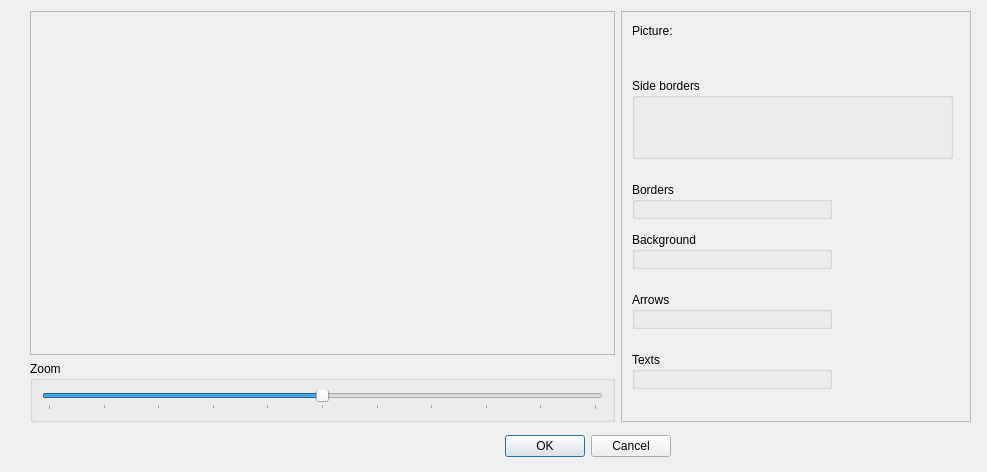
Old version of the form Dialogs/Systems/dialogsystemwindowskin.ui in the repository RPG-Paper-Maker/RPG-Paper-Maker.
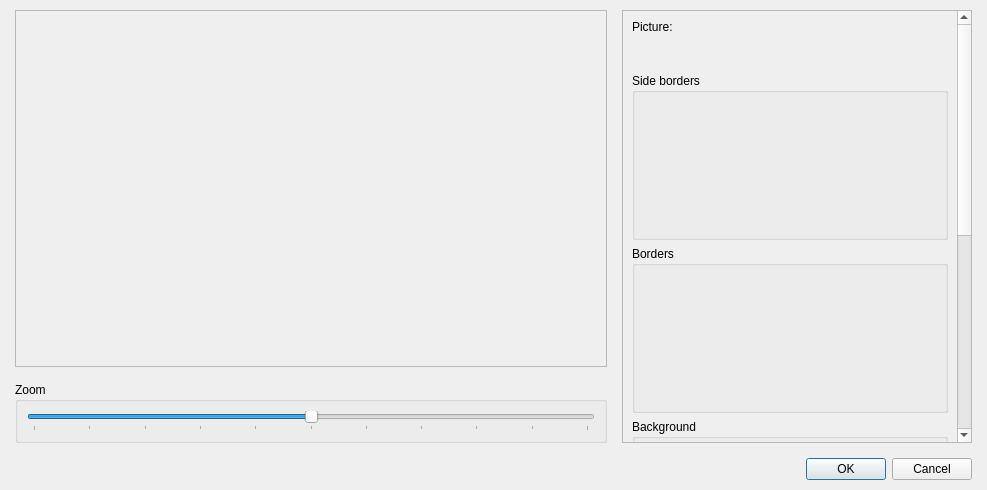
New version of the form. Custom widgets are drawn as their Qt base class.

Commit message: WindowSkins dialog

The edit to the form file:
```diff
--- a/Dialogs/Systems/dialogsystemwindowskin.ui
+++ b/Dialogs/Systems/dialogsystemwindowskin.ui
@@ -7,38 +7,32 @@
     <x>0</x>
     <y>0</y>
     <width>987</width>
-    <height>472</height>
+    <height>490</height>
    </rect>
   </property>
   <property name="windowTitle">
    <string>Window skin...</string>
   </property>
-  <widget class="QDialogButtonBox" name="buttonBox">
-   <property name="geometry">
-    <rect>
-     <x>330</x>
-     <y>430</y>
-     <width>341</width>
-     <height>32</height>
-    </rect>
+  <layout class="QVBoxLayout" name="verticalLayout_10">
+   <property name="leftMargin">
+    <number>15</number>
    </property>
-   <property name="orientation">
-    <enum>Qt::Horizontal</enum>
+   <property name="topMargin">
+    <number>10</number>
    </property>
-   <property name="standardButtons">
-    <set>QDialogButtonBox::Cancel|QDialogButtonBox::Ok</set>
+   <property name="rightMargin">
+    <number>15</number>
    </property>
-  </widget>
-  <widget class="QWidget" name="layoutWidget">
-   <property name="geometry">
-    <rect>
-     <x>30</x>
-     <y>11</y>
-     <width>941</width>
-     <height>411</height>
-    </rect>
+   <property name="bottomMargin">
+    <number>10</number>
    </property>
-   <layout class="QHBoxLayout" name="horizontalLayout">
+   <item>
+    <layout class="QVBoxLayout" name="verticalLayout_8">
+     <property name="spacing">
+      <number>15</number>
+     </property>
+     <item>
+      <layout class="QHBoxLayout" name="horizontalLayout_2" stretch="1,0">
     <item>
      <layout class="QVBoxLayout" name="verticalLayout" stretch="1,0">
       <item>
@@ -51,11 +45,31 @@
           <rect>
            <x>0</x>
            <y>0</y>
-           <width>579</width>
-           <height>335</height>
-          </rect>
-         </property>
-         <layout class="QGridLayout" name="gridLayout">
+              <width>593</width>
+              <height>352</height>
+             </rect>
+            </property>
+            <layout class="QGridLayout" name="gridLayout_9">
+             <property name="leftMargin">
+              <number>0</number>
+             </property>
+             <property name="topMargin">
+              <number>0</number>
+             </property>
+             <property name="rightMargin">
+              <number>0</number>
+             </property>
+             <property name="bottomMargin">
+              <number>0</number>
+             </property>
+             <property name="spacing">
+              <number>0</number>
+             </property>
+             <item row="0" column="0">
+              <layout class="QGridLayout" name="gridLayout" columnstretch="1,0">
+               <property name="spacing">
+                <number>0</number>
+               </property>
           <item row="0" column="0">
            <widget class="WidgetShowPicture" name="widgetShowPicture" native="true">
             <property name="minimumSize">
@@ -72,6 +86,34 @@
             </property>
            </widget>
           </item>
+               <item row="0" column="1">
+                <spacer name="horizontalSpacer_2">
+                 <property name="orientation">
+                  <enum>Qt::Horizontal</enum>
+                 </property>
+                 <property name="sizeHint" stdset="0">
+                  <size>
+                   <width>108</width>
+                   <height>288</height>
+                  </size>
+                 </property>
+                </spacer>
+               </item>
+               <item row="1" column="0" colspan="2">
+                <spacer name="verticalSpacer">
+                 <property name="orientation">
+                  <enum>Qt::Vertical</enum>
+                 </property>
+                 <property name="sizeHint" stdset="0">
+                  <size>
+                   <width>558</width>
+                   <height>40</height>
+                  </size>
+                 </property>
+                </spacer>
+               </item>
+              </layout>
+             </item>
          </layout>
         </widget>
        </widget>
@@ -143,125 +185,416 @@
         <rect>
          <x>0</x>
          <y>0</y>
-         <width>348</width>
-         <height>407</height>
-        </rect>
-       </property>
-       <widget class="QGroupBox" name="groupBox">
-        <property name="geometry">
-         <rect>
-          <x>10</x>
-          <y>66</y>
-          <width>321</width>
-          <height>81</height>
-         </rect>
-        </property>
-        <property name="title">
-         <string>Side borders</string>
-        </property>
-        <widget class="WidgetSelectRect" name="widgetSelectRectTopLeft" native="true">
-         <property name="geometry">
-          <rect>
-           <x>20</x>
-           <y>30</y>
-           <width>281</width>
-           <height>27</height>
-          </rect>
-         </property>
-        </widget>
-       </widget>
+            <width>334</width>
+            <height>861</height>
+           </rect>
+          </property>
+          <layout class="QGridLayout" name="gridLayout_8">
+           <item row="0" column="0">
+            <layout class="QVBoxLayout" name="verticalLayout_7">
+             <item>
        <widget class="QLabel" name="label">
-        <property name="geometry">
-         <rect>
-          <x>10</x>
-          <y>10</y>
-          <width>53</width>
-          <height>17</height>
-         </rect>
-        </property>
         <property name="text">
          <string>Picture:</string>
         </property>
        </widget>
+             </item>
+             <item>
        <widget class="WidgetPicture" name="widgetPicture" native="true">
-        <property name="geometry">
-         <rect>
-          <x>10</x>
-          <y>33</y>
+               <property name="minimumSize">
+                <size>
           <width>200</width>
           <height>27</height>
-         </rect>
-        </property>
-        <property name="minimumSize">
+                </size>
+               </property>
+               <property name="maximumSize">
          <size>
           <width>200</width>
           <height>27</height>
          </size>
         </property>
+              </widget>
+             </item>
+             <item>
+              <widget class="QGroupBox" name="groupBoxSideBorders">
+               <property name="title">
+                <string>Side borders</string>
+               </property>
+               <layout class="QGridLayout" name="gridLayout_2">
+                <item row="0" column="0">
+                 <layout class="QVBoxLayout" name="verticalLayout_2">
+                  <item>
+                   <widget class="WidgetSelectRect" name="widgetSelectRectTopLeft" native="true">
+                    <property name="minimumSize">
+                     <size>
+                      <width>0</width>
+                      <height>27</height>
+                     </size>
+                    </property>
         <property name="maximumSize">
          <size>
-          <width>200</width>
+                      <width>16777215</width>
           <height>27</height>
          </size>
         </property>
        </widget>
-       <widget class="QGroupBox" name="groupBox_2">
-        <property name="geometry">
-         <rect>
-          <x>10</x>
-          <y>170</y>
-          <width>200</width>
-          <height>37</height>
-         </rect>
-        </property>
+                  </item>
+                  <item>
+                   <widget class="WidgetSelectRect" name="widgetSelectRectTopRight" native="true">
+                    <property name="minimumSize">
+                     <size>
+                      <width>0</width>
+                      <height>27</height>
+                     </size>
+                    </property>
+                    <property name="maximumSize">
+                     <size>
+                      <width>16777215</width>
+                      <height>27</height>
+                     </size>
+                    </property>
+                   </widget>
+                  </item>
+                  <item>
+                   <widget class="WidgetSelectRect" name="widgetSelectRectBotLeft" native="true">
+                    <property name="minimumSize">
+                     <size>
+                      <width>0</width>
+                      <height>27</height>
+                     </size>
+                    </property>
+                    <property name="maximumSize">
+                     <size>
+                      <width>16777215</width>
+                      <height>27</height>
+                     </size>
+                    </property>
+                   </widget>
+                  </item>
+                  <item>
+                   <widget class="WidgetSelectRect" name="widgetSelectRectBotRight" native="true">
+                    <property name="minimumSize">
+                     <size>
+                      <width>0</width>
+                      <height>27</height>
+                     </size>
+                    </property>
+                    <property name="maximumSize">
+                     <size>
+                      <width>16777215</width>
+                      <height>27</height>
+                     </size>
+                    </property>
+                   </widget>
+                  </item>
+                 </layout>
+                </item>
+               </layout>
+              </widget>
+             </item>
+             <item>
+              <widget class="QGroupBox" name="groupBoxBorders">
         <property name="title">
          <string>Borders</string>
         </property>
-       </widget>
-       <widget class="QGroupBox" name="groupBox_3">
-        <property name="geometry">
-         <rect>
-          <x>10</x>
-          <y>220</y>
-          <width>200</width>
-          <height>37</height>
-         </rect>
-        </property>
+               <layout class="QGridLayout" name="gridLayout_3">
+                <item row="0" column="0">
+                 <layout class="QVBoxLayout" name="verticalLayout_3">
+                  <item>
+                   <widget class="WidgetSelectRect" name="widgetSelectRectLeft" native="true">
+                    <property name="minimumSize">
+                     <size>
+                      <width>0</width>
+                      <height>27</height>
+                     </size>
+                    </property>
+                    <property name="maximumSize">
+                     <size>
+                      <width>16777215</width>
+                      <height>27</height>
+                     </size>
+                    </property>
+                   </widget>
+                  </item>
+                  <item>
+                   <widget class="WidgetSelectRect" name="widgetSelectRectRight" native="true">
+                    <property name="minimumSize">
+                     <size>
+                      <width>0</width>
+                      <height>27</height>
+                     </size>
+                    </property>
+                    <property name="maximumSize">
+                     <size>
+                      <width>16777215</width>
+                      <height>27</height>
+                     </size>
+                    </property>
+                   </widget>
+                  </item>
+                  <item>
+                   <widget class="WidgetSelectRect" name="widgetSelectRectTop" native="true">
+                    <property name="minimumSize">
+                     <size>
+                      <width>0</width>
+                      <height>27</height>
+                     </size>
+                    </property>
+                    <property name="maximumSize">
+                     <size>
+                      <width>16777215</width>
+                      <height>27</height>
+                     </size>
+                    </property>
+                   </widget>
+                  </item>
+                  <item>
+                   <widget class="WidgetSelectRect" name="widgetSelectRectBot" native="true">
+                    <property name="minimumSize">
+                     <size>
+                      <width>0</width>
+                      <height>27</height>
+                     </size>
+                    </property>
+                    <property name="maximumSize">
+                     <size>
+                      <width>16777215</width>
+                      <height>27</height>
+                     </size>
+                    </property>
+                   </widget>
+                  </item>
+                 </layout>
+                </item>
+               </layout>
+              </widget>
+             </item>
+             <item>
+              <widget class="QGroupBox" name="groupBoxBackground">
         <property name="title">
          <string>Background</string>
         </property>
-       </widget>
-       <widget class="QGroupBox" name="groupBox_4">
-        <property name="geometry">
-         <rect>
-          <x>10</x>
-          <y>280</y>
-          <width>200</width>
-          <height>37</height>
-         </rect>
-        </property>
+               <layout class="QGridLayout" name="gridLayout_5">
+                <item row="0" column="0">
+                 <layout class="QVBoxLayout" name="verticalLayout_4">
+                  <item>
+                   <widget class="WidgetSelectRect" name="widgetSelectRectBackground" native="true">
+                    <property name="minimumSize">
+                     <size>
+                      <width>0</width>
+                      <height>27</height>
+                     </size>
+                    </property>
+                    <property name="maximumSize">
+                     <size>
+                      <width>16777215</width>
+                      <height>27</height>
+                     </size>
+                    </property>
+                   </widget>
+                  </item>
+                  <item>
+                   <layout class="QHBoxLayout" name="horizontalLayout" stretch="0,0,1">
+                    <item>
+                     <widget class="QLabel" name="label_2">
+                      <property name="text">
+                       <string>Option:</string>
+                      </property>
+                     </widget>
+                    </item>
+                    <item>
+                     <widget class="QComboBox" name="comboBox">
+                      <item>
+                       <property name="text">
+                        <string>Stretch</string>
+                       </property>
+                      </item>
+                      <item>
+                       <property name="text">
+                        <string>Repeat</string>
+                       </property>
+                      </item>
+                     </widget>
+                    </item>
+                    <item>
+                     <spacer name="horizontalSpacer">
+                      <property name="orientation">
+                       <enum>Qt::Horizontal</enum>
+                      </property>
+                      <property name="sizeHint" stdset="0">
+                       <size>
+                        <width>98</width>
+                        <height>20</height>
+                       </size>
+                      </property>
+                     </spacer>
+                    </item>
+                   </layout>
+                  </item>
+                 </layout>
+                </item>
+               </layout>
+              </widget>
+             </item>
+             <item>
+              <widget class="QGroupBox" name="groupBoxArrows">
         <property name="title">
          <string>Arrows</string>
         </property>
-       </widget>
-       <widget class="QGroupBox" name="groupBox_5">
-        <property name="geometry">
-         <rect>
-          <x>10</x>
-          <y>340</y>
-          <width>200</width>
-          <height>37</height>
-         </rect>
-        </property>
+               <layout class="QGridLayout" name="gridLayout_6">
+                <item row="0" column="0">
+                 <layout class="QVBoxLayout" name="verticalLayout_5">
+                  <item>
+                   <widget class="WidgetSelectRect" name="widgetSelectRectArrowEndMessage" native="true">
+                    <property name="minimumSize">
+                     <size>
+                      <width>0</width>
+                      <height>27</height>
+                     </size>
+                    </property>
+                    <property name="maximumSize">
+                     <size>
+                      <width>16777215</width>
+                      <height>27</height>
+                     </size>
+                    </property>
+                   </widget>
+                  </item>
+                  <item>
+                   <widget class="WidgetSelectRect" name="widgetSelectRectArrowTargetSelection" native="true">
+                    <property name="minimumSize">
+                     <size>
+                      <width>0</width>
+                      <height>27</height>
+                     </size>
+                    </property>
+                    <property name="maximumSize">
+                     <size>
+                      <width>16777215</width>
+                      <height>27</height>
+                     </size>
+                    </property>
+                   </widget>
+                  </item>
+                  <item>
+                   <widget class="WidgetSelectRect" name="widgetSelectRectArrowUpDown" native="true">
+                    <property name="minimumSize">
+                     <size>
+                      <width>0</width>
+                      <height>27</height>
+                     </size>
+                    </property>
+                    <property name="maximumSize">
+                     <size>
+                      <width>16777215</width>
+                      <height>27</height>
+                     </size>
+                    </property>
+                   </widget>
+                  </item>
+                 </layout>
+                </item>
+               </layout>
+              </widget>
+             </item>
+             <item>
+              <widget class="QGroupBox" name="groupBoxTexts">
         <property name="title">
          <string>Texts</string>
         </property>
-       </widget>
-      </widget>
-     </widget>
-    </item>
-   </layout>
-  </widget>
+               <layout class="QGridLayout" name="gridLayout_7">
+                <item row="0" column="0">
+                 <layout class="QVBoxLayout" name="verticalLayout_6">
+                  <item>
+                   <widget class="WidgetSelectRect" name="widgetSelectRectTextNormal" native="true">
+                    <property name="minimumSize">
+                     <size>
+                      <width>0</width>
+                      <height>27</height>
+                     </size>
+                    </property>
+                    <property name="maximumSize">
+                     <size>
+                      <width>16777215</width>
+                      <height>27</height>
+                     </size>
+                    </property>
+                   </widget>
+                  </item>
+                  <item>
+                   <widget class="WidgetSelectRect" name="widgetSelectRectTextCritical" native="true">
+                    <property name="minimumSize">
+                     <size>
+                      <width>0</width>
+                      <height>27</height>
+                     </size>
+                    </property>
+                    <property name="maximumSize">
+                     <size>
+                      <width>16777215</width>
+                      <height>27</height>
+                     </size>
+                    </property>
+                   </widget>
+                  </item>
+                  <item>
+                   <widget class="WidgetSelectRect" name="widgetSelectRectTextHeal" native="true">
+                    <property name="minimumSize">
+                     <size>
+                      <width>0</width>
+                      <height>27</height>
+                     </size>
+                    </property>
+                    <property name="maximumSize">
+                     <size>
+                      <width>16777215</width>
+                      <height>27</height>
+                     </size>
+                    </property>
+                   </widget>
+                  </item>
+                  <item>
+                   <widget class="WidgetSelectRect" name="widgetSelectRectTextMiss" native="true">
+                    <property name="minimumSize">
+                     <size>
+                      <width>0</width>
+                      <height>27</height>
+                     </size>
+                    </property>
+                    <property name="maximumSize">
+                     <size>
+                      <width>16777215</width>
+                      <height>27</height>
+                     </size>
+                    </property>
+                   </widget>
+                  </item>
+                 </layout>
+                </item>
+               </layout>
+              </widget>
+             </item>
+            </layout>
+           </item>
+          </layout>
+         </widget>
+        </widget>
+       </item>
+      </layout>
+     </item>
+     <item>
+      <widget class="QDialogButtonBox" name="buttonBox">
+       <property name="orientation">
+        <enum>Qt::Horizontal</enum>
+       </property>
+       <property name="standardButtons">
+        <set>QDialogButtonBox::Cancel|QDialogButtonBox::Ok</set>
+       </property>
+      </widget>
+     </item>
+    </layout>
+   </item>
+  </layout>
  </widget>
  <customwidgets>
   <customwidget>
```
Lines whose indentation alone changed are shown as unchanged. The commit also changes 12 other files.
